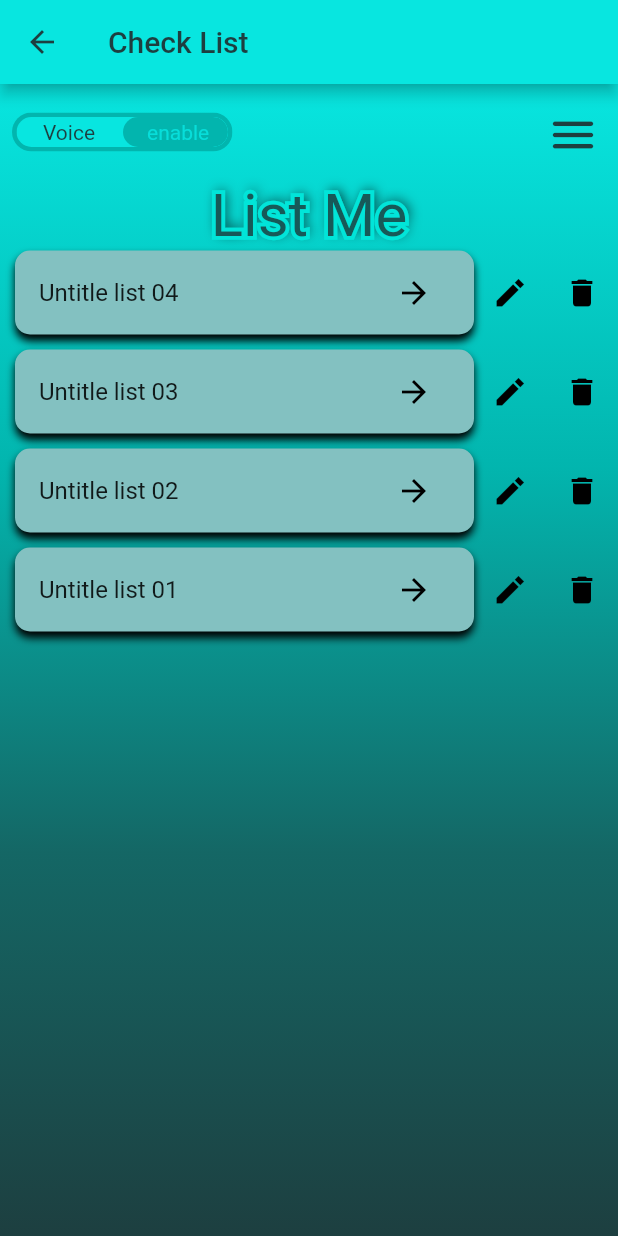
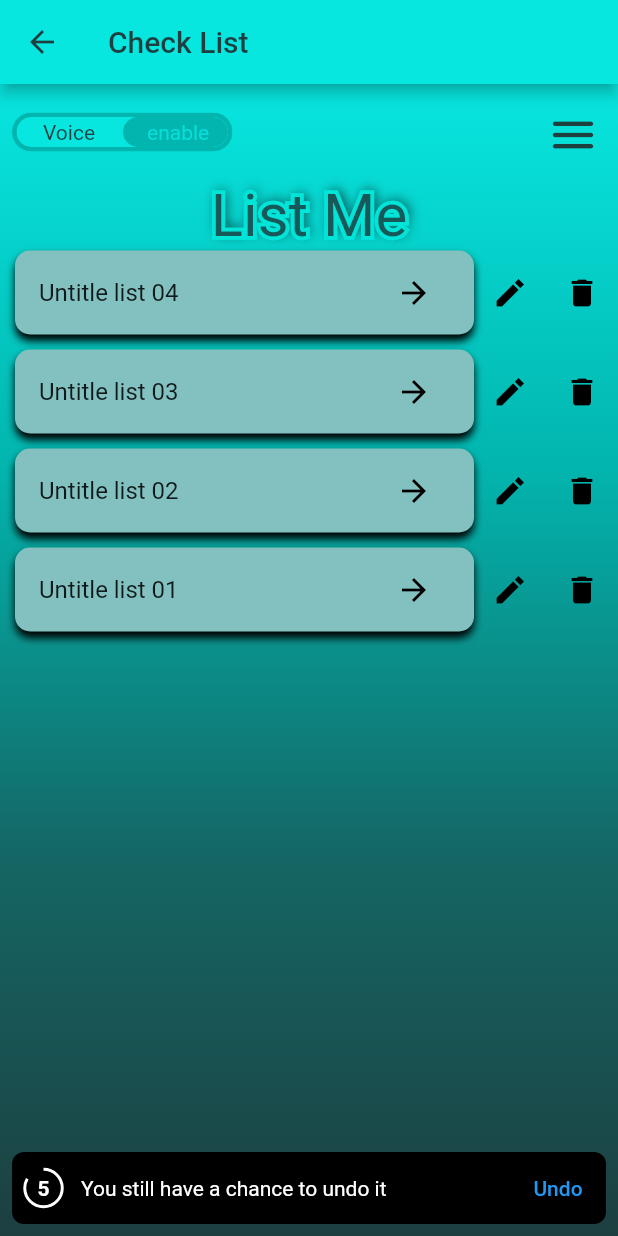
Before and after one commit to ListMe-MP/list_me, a Flutter app: the CheckList screen opened directly, after a tap on the "delete" icon, on a phone screen of 412 x 824 dp. Run offline on Flutter 3.47's test engine with Material 2 defaults, Android fonts, the phone set to English and light mode, and no system bars; drawn by our look-alikes of another_flushbar, toggle_switch; our stand-ins replace google_fonts, ionicons, smooth_page_indicator, syncfusion_flutter_charts; Roboto replaces fonts that are missing (Castoro).

Commit message:
creat the delete function

```diff
--- /dev/null
+++ b/lib/components/delete_icon.dart
@@ -0,0 +1,70 @@
+
+
+import 'package:flutter/material.dart';
+
+class CountDownWidget extends StatefulWidget {
+  final Duration duration;
+   const CountDownWidget({super.key,
+   required this.duration,});
+
+  @override
+  State<CountDownWidget> createState() => CountDownWidgetState();
+}
+
+class CountDownWidgetState extends State<CountDownWidget>
+with SingleTickerProviderStateMixin {
+  late final AnimationController controller;
+
+  String get counterText {
+    final Duration count = controller.duration! * controller.value;
+    return count.inSeconds.toString();
+  }
+
+  @override
+  void initState(){
+    controller = AnimationController(
+      vsync: this,
+      duration: widget.duration,
+    );
+
+    controller.reverse(from: 1);
+
+    super.initState();
+  }
+  @override
+  Widget build(BuildContext context) {
+    return AnimatedBuilder(
+      animation: controller,
+      builder: (context, child) {
+        return Stack(
+          alignment: Alignment.center,
+          children: [
+            SizedBox(
+              height: 25,
+              width: 25,
+              child: CircularProgressIndicator(
+                backgroundColor: Colors.transparent,
+                color: Colors.white,
+                value: controller.value,
+                strokeWidth: 2,
+              ),
+            ),
+            Text(
+              counterText,
+              style: const TextStyle(
+                fontWeight: FontWeight.bold,
+                color: Colors.white,
+              ),
+            )
+          ],
+        );
+      },
+    );
+  }
+
+  @override
+  void dispose() {
+    controller.dispose();
+    super.dispose();
+  }
+}
--- /dev/null
+++ b/lib/components/flushbars.dart
@@ -0,0 +1,36 @@
+import 'package:flutter/material.dart';
+
+import 'package:list_me/components/background.dart';
+import 'package:list_me/components/delete_icon.dart';
+import 'package:another_flushbar/flushbar.dart';
+import 'package:another_flushbar/flushbar_helper.dart';
+import 'package:another_flushbar/flushbar_route.dart';
+// import 'package:telegram_undo/widgets/CountDownWidget.dart';
+
+
+
+class FlushBars {
+   Flushbar <void>undo( {
+    required String message,
+    required VoidCallback onUndo,
+    required Duration duration,
+  }
+  )
+  {
+    return Flushbar (
+      messageText: Text (
+        message,
+        style: const TextStyle(color: Colors.white),
+      ),
+      icon: CountDownWidget(duration: duration),
+      backgroundColor: Colors.black,
+      flushbarPosition: FlushbarPosition.BOTTOM,
+      duration: duration,
+      margin: const EdgeInsets.all(8),
+      borderRadius: BorderRadius.circular(8),
+      mainButton: TextButton(onPressed: onUndo,
+      child: const Text("Undo"),
+      ),
+    );
+  }
+}
--- a/lib/screens/check_list.dart
+++ b/lib/screens/check_list.dart
@@ -1,5 +1,7 @@
 
 
+import 'package:another_flushbar/flushbar.dart';
+import 'package:flutter/foundation.dart';
 import 'package:flutter/material.dart';
 import 'package:flutter/rendering.dart';
 import 'package:list_me/components/background.dart';
@@ -9,6 +11,7 @@ import 'package:list_me/components/maintitle.dart';
 import 'package:list_me/components/top_bar.dart';
 import 'package:list_me/screens/Untitled_List_04_page.dart';
 
+import '../components/flushbars.dart';
 import '../utils/navigationMenu.dart';
 import 'create_list.dart';
 
@@ -92,6 +95,17 @@ class CheckList extends StatelessWidget {
                                   color:Colors.black,
                               ),
                                 IconButton(onPressed: () {
+                                  final temp = items.removeAt(index);
+                                  FlushBars().undo(
+                                    message: "You still have a chance to undo it",
+                                    onUndo: () {
+                                      Navigator.pop (context);
+                                      items.insert(index, temp);
+
+                                    },
+                                    duration: const Duration(seconds: 6),
+
+                                   ).show(context);
                                   // void removeItem(int index) {
                                   //   final Item = items.removeAt(index);
 
--- a/pubspec.yaml
+++ b/pubspec.yaml
@@ -32,6 +32,7 @@ dependencies:
   flutter:
     sdk: flutter
   syncfusion_flutter_charts: ^22.2.7
+  another_flushbar: ^1.12.30
 
   # The following adds the Cupertino Icons font to your application.
   # Use with the CupertinoIcons class for iOS style icons.
@@ -99,3 +100,4 @@ flutter:
   #
   # For details regarding fonts from package dependencies,
   # see https://flutter.dev/custom-fonts/#from-packages
+ # or the latest version
```
Also changed, not shown: pubspec.lock.
